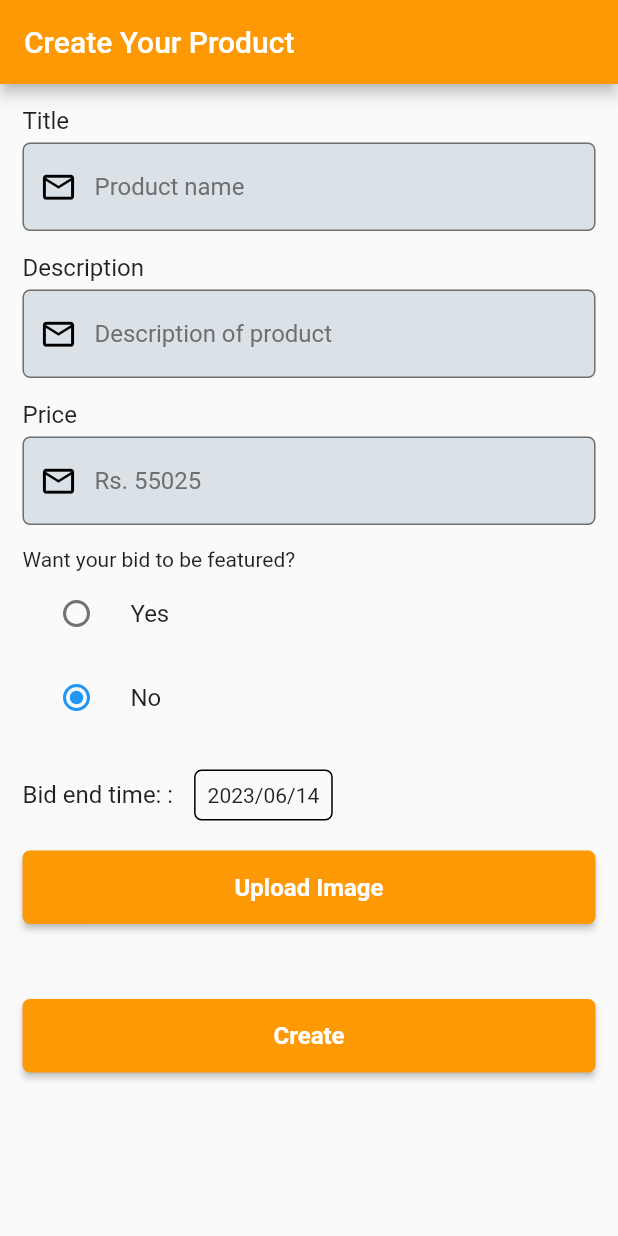
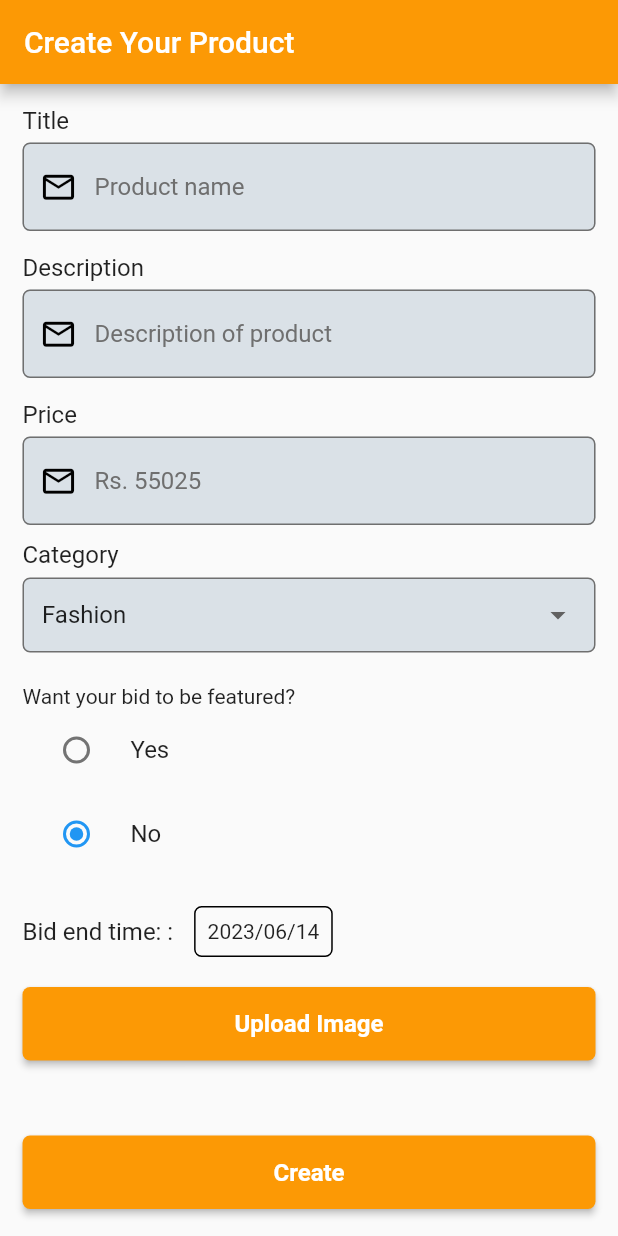
Before and after one commit to Muzammil-Ali-Khan/Bidverse-Frontend, a Flutter app: the ProductUploadScreen screen opened directly, on a phone screen of 412 x 824 dp. Run offline on Flutter 3.47's test engine with Material 2 defaults, Android fonts, the light colour scheme and no system bars; our stand-ins replace badges, curved_navigation_bar, firebase_core, firebase_storage, flutter_secure_storage, image_picker and 1 more; accounts and stored records are empty; generated files the repository leaves out were written again.

Commit message:
feat: Category for creating product

```diff
--- a/lib/l10n/app_en.arb
+++ b/lib/l10n/app_en.arb
@@ -43,5 +43,6 @@
   "create": "Create",
   "createYourProduct": "Create Your Product",
   "pleaseUploadAnImage": "Please upload an image",
-  "productCreatedSuccessfully": "Product created successfully"
+  "productCreatedSuccessfully": "Product created successfully",
+  "category": "Category"
 }
--- a/lib/screens/product_upload_screen.dart
+++ b/lib/screens/product_upload_screen.dart
@@ -34,6 +34,8 @@ class _ProductUploadScreenState extends State<ProductUploadScreen> {
   String imageUrl = '';
   bool isFeatured = false;
   DateTime selectedDate = DateTime.now();
+  List<String> categories = ["Fashion", "Electronics", "Furnitures", "Others"];
+  String selectedCategory = 'Fashion';
 
   // Services
   Permissions permissions = Permissions();
@@ -79,7 +81,8 @@ class _ProductUploadScreenState extends State<ProductUploadScreen> {
       'price': priceController.text,
       'image': imageUrl,
       'endTime': selectedDate.toString(),
-      'isFeatured': isFeatured
+      'isFeatured': isFeatured,
+      'category': selectedCategory
     };
 
     var response = await HttpService.post(URLS.createProduct, data: data, withAuth: true);
@@ -135,7 +138,6 @@ class _ProductUploadScreenState extends State<ProductUploadScreen> {
                 padding: const EdgeInsets.symmetric(horizontal: 15.0, vertical: 5.0),
                 child: Text(
                   AppLocalizations.of(context)!.description,
-                  // AppLocalizations.of(context)!.email,
                   style: const TextStyle(fontSize: 16.0),
                 ),
               ),
@@ -152,7 +154,6 @@ class _ProductUploadScreenState extends State<ProductUploadScreen> {
                 padding: const EdgeInsets.symmetric(horizontal: 15.0, vertical: 5.0),
                 child: Text(
                   AppLocalizations.of(context)!.price,
-                  // AppLocalizations.of(context)!.email,
                   style: const TextStyle(fontSize: 16.0),
                 ),
               ),
@@ -163,6 +164,38 @@ class _ProductUploadScreenState extends State<ProductUploadScreen> {
                   controller: priceController,
                   icon: Icons.email_outlined,
                   keyboardType: TextInputType.number,
+                ),
+              ),
+              const SizedBox(height: 10.0),
+              Padding(
+                padding: const EdgeInsets.symmetric(horizontal: 15.0),
+                child: Text(
+                  AppLocalizations.of(context)!.category,
+                  style: const TextStyle(fontSize: 16.0),
+                ),
+              ),
+              Padding(
+                padding: const EdgeInsets.symmetric(horizontal: 15.0, vertical: 6.0),
+                child: Container(
+                  padding: const EdgeInsets.all(12.0),
+                  decoration: BoxDecoration(
+                    color: greyBackground,
+                    border: Border.all(color: greyTextFieldText),
+                    borderRadius: BorderRadius.circular(5.0),
+                  ),
+                  child: DropdownButton<String>(
+                    value: selectedCategory,
+                    isExpanded: true,
+                    underline: Container(),
+                    dropdownColor: primaryColor,
+                    isDense: true,
+                    items: categories.map((cat) => DropdownMenuItem(value: cat, child: Text(cat))).toList(),
+                    onChanged: (String? cat) {
+                      setState(() {
+                        selectedCategory = cat!;
+                      });
+                    },
+                  ),
                 ),
               ),
               Padding(
```
